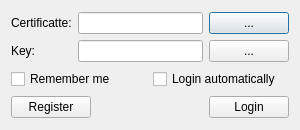
The window that gui/login_dialog.ui (avplayer/avim) describes before a commit, drawn with Qt 5.
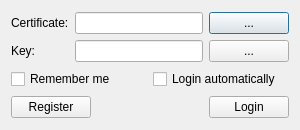
The same window after the commit.

The edit to the form file:
```diff
--- a/gui/login_dialog.ui
+++ b/gui/login_dialog.ui
@@ -46,7 +46,7 @@
      <item row="0" column="0">
       <widget class="QLabel" name="label">
        <property name="text">
-        <string>Certificatte:</string>
+        <string>Certificate:</string>
        </property>
        <property name="buddy">
         <cstring>cert_path</cstring>
```
